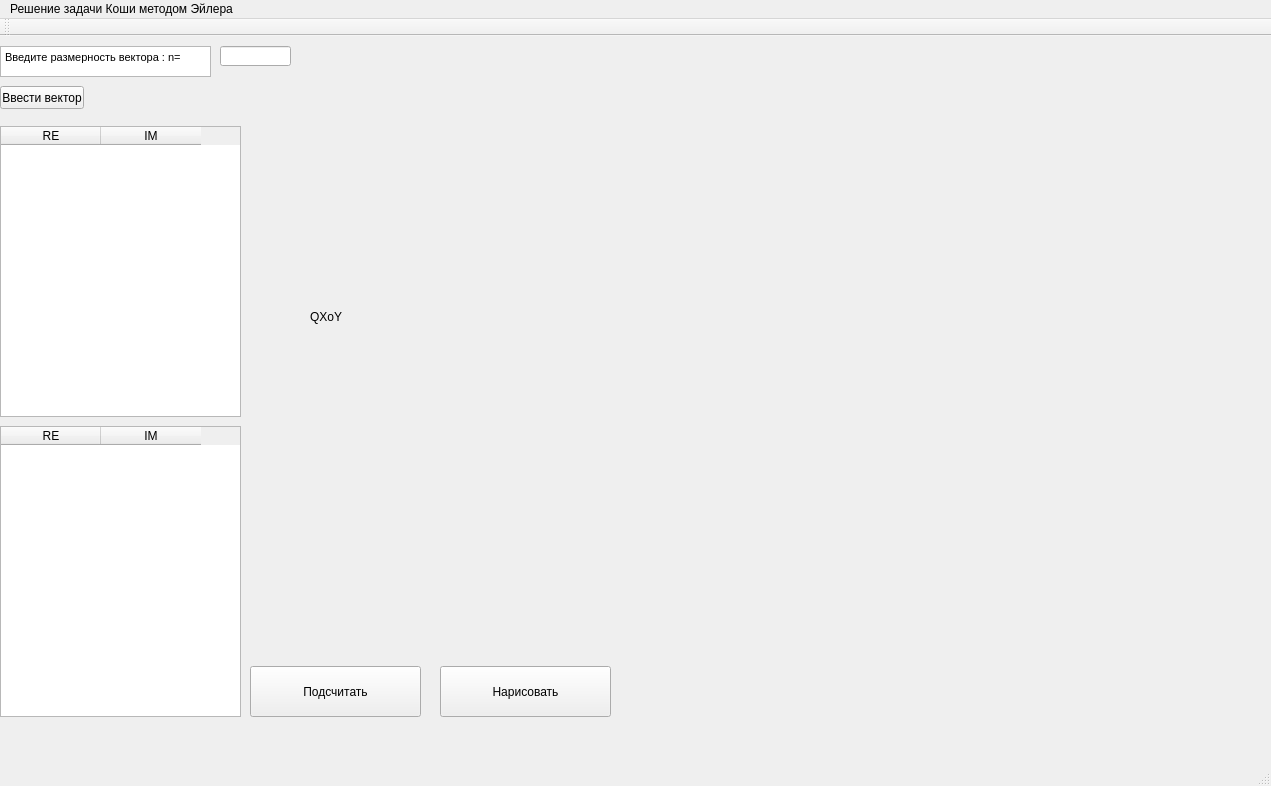
Qt form mainwindow.ui (demmax93/Universal) before a commit.
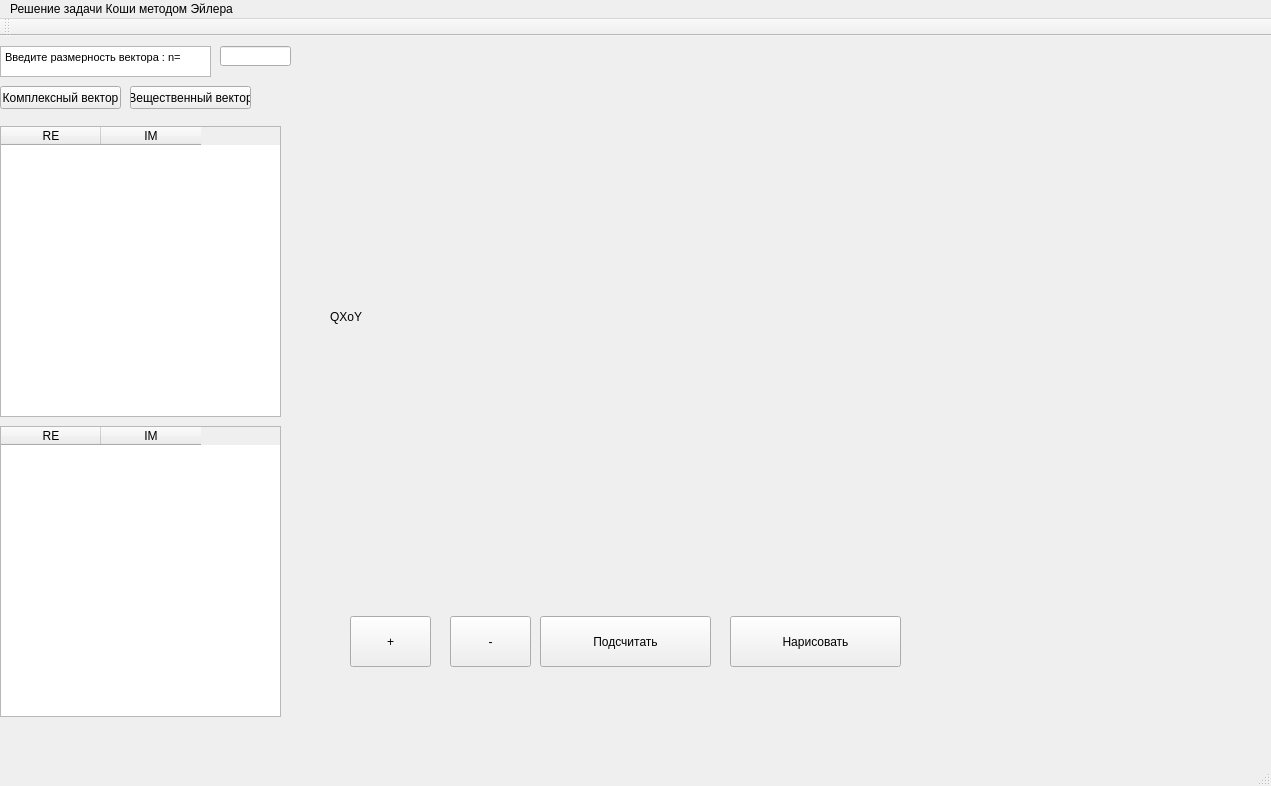
The same form after that commit.

```diff
--- a/mainwindow.ui
+++ b/mainwindow.ui
@@ -17,7 +17,7 @@
    <widget class="QLabel" name="label">
     <property name="geometry">
      <rect>
-      <x>310</x>
+      <x>330</x>
       <y>0</y>
       <width>931</width>
       <height>561</height>
@@ -35,7 +35,7 @@
      <rect>
       <x>0</x>
       <y>90</y>
-      <width>241</width>
+      <width>281</width>
       <height>291</height>
      </rect>
     </property>
@@ -59,8 +59,8 @@
    <widget class="QPushButton" name="pushButton_2">
     <property name="geometry">
      <rect>
-      <x>250</x>
-      <y>630</y>
+      <x>540</x>
+      <y>580</y>
       <width>171</width>
       <height>51</height>
      </rect>
@@ -101,12 +101,12 @@
      <rect>
       <x>0</x>
       <y>50</y>
-      <width>84</width>
+      <width>121</width>
       <height>23</height>
      </rect>
     </property>
     <property name="text">
-     <string>Ввести вектор</string>
+     <string>Комплексный вектор</string>
     </property>
    </widget>
    <widget class="QTableWidget" name="tableWidget_2">
@@ -114,7 +114,7 @@
      <rect>
       <x>0</x>
       <y>390</y>
-      <width>241</width>
+      <width>281</width>
       <height>291</height>
      </rect>
     </property>
@@ -138,8 +138,8 @@
    <widget class="QPushButton" name="pushButton_4">
     <property name="geometry">
      <rect>
-      <x>440</x>
-      <y>630</y>
+      <x>730</x>
+      <y>580</y>
       <width>171</width>
       <height>51</height>
      </rect>
@@ -148,6 +148,45 @@
      <string>Hарисовать</string>
     </property>
    </widget>
+   <widget class="QPushButton" name="pushButton_5">
+    <property name="geometry">
+     <rect>
+      <x>350</x>
+      <y>580</y>
+      <width>81</width>
+      <height>51</height>
+     </rect>
+    </property>
+    <property name="text">
+     <string>+</string>
+    </property>
+   </widget>
+   <widget class="QPushButton" name="pushButton_6">
+    <property name="geometry">
+     <rect>
+      <x>450</x>
+      <y>580</y>
+      <width>81</width>
+      <height>51</height>
+     </rect>
+    </property>
+    <property name="text">
+     <string>-</string>
+    </property>
+   </widget>
+   <widget class="QPushButton" name="pushButton_7">
+    <property name="geometry">
+     <rect>
+      <x>130</x>
+      <y>50</y>
+      <width>121</width>
+      <height>23</height>
+     </rect>
+    </property>
+    <property name="text">
+     <string>Вещественный вектор</string>
+    </property>
+   </widget>
   </widget>
   <widget class="QMenuBar" name="menuBar">
    <property name="geometry">
```
Left out of the diff: 51 changed lines with no effect on the pictures.
